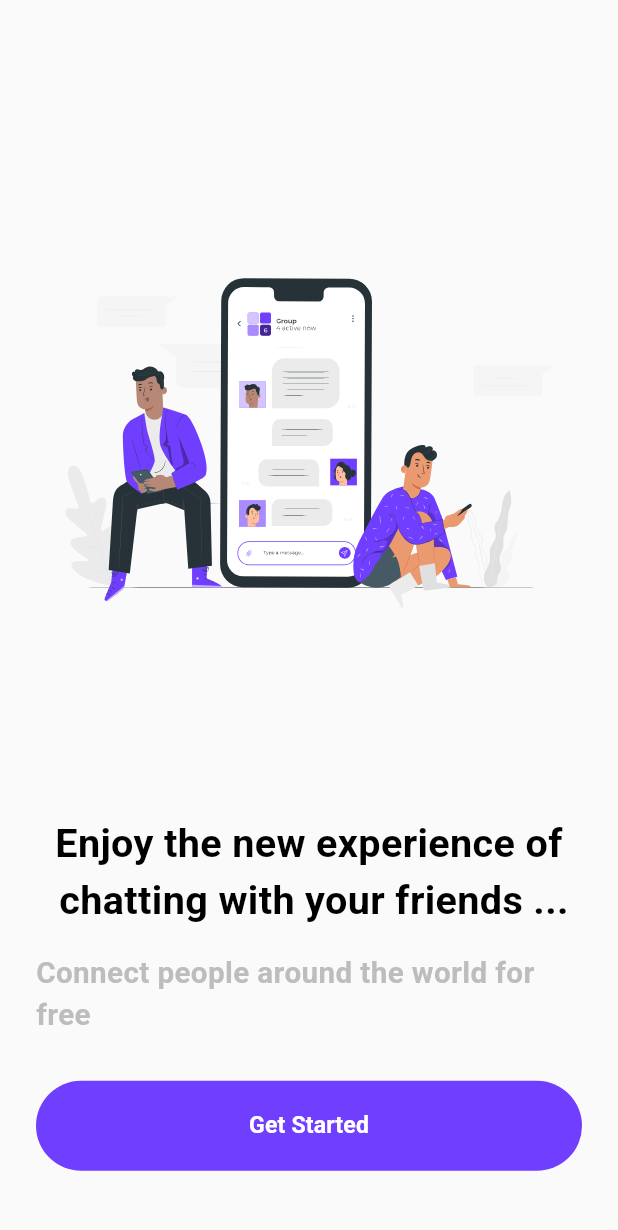
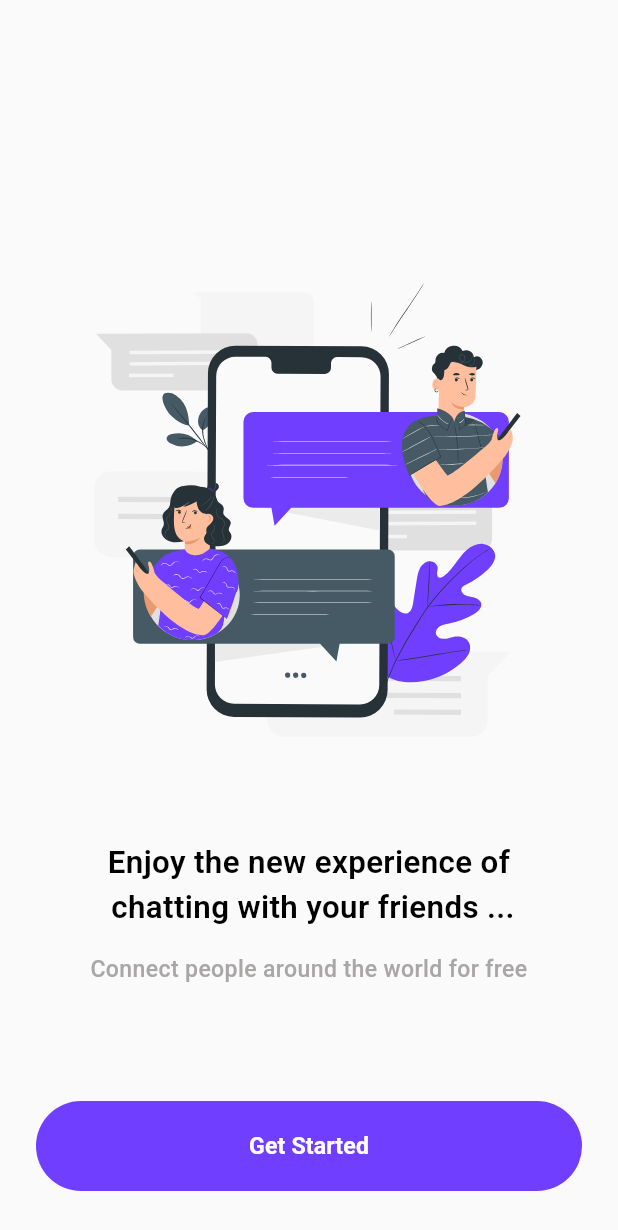
Before and after one commit to AhmedTawfek/Flutter-Chatting, a Flutter app: the screen it shows after launch, on a phone screen of 412 x 824 dp. Shown: the top 1230 px of the screen. Run offline on Flutter 3.47's test engine with Material 3 defaults, Android fonts, the phone set to English and light mode, and no system bars; our stand-ins replace cached_network_image, cloud_firestore, firebase_auth, firebase_core, flutter_bloc, flutter_screenutil and 3 more; accounts and stored records are empty; generated files the repository leaves out were written again.

Commit message:
Changed onboarding screen background image.

```diff
--- a/lib/core/data/networking/api_constants.dart
+++ b/lib/core/data/networking/api_constants.dart
@@ -2,6 +2,6 @@ class ApiConstants{
 
   static const String chatsCollection = "chats";
   static const String usersCollection = "chats";
-
+  static const String messagesCollection = "messages";
 
 }
--- a/lib/core/presentation/widgets_common/chat_list_item.dart
+++ b/lib/core/presentation/widgets_common/chat_list_item.dart
@@ -25,7 +25,6 @@ class ChatListItem extends StatelessWidget {
               child: InkWell(
                 borderRadius: BorderRadius.circular(10), // ✅ Ensures ripple effect respects border radius
                 onTap: () {
-                  print('Item clicked is $chatListModel');
                   onItemClicked(chatListModel);
                 },
             child: Padding(
--- a/lib/presentation/ui/chat_list/chat_list_screen.dart
+++ b/lib/presentation/ui/chat_list/chat_list_screen.dart
@@ -4,6 +4,7 @@ import 'package:chatting/data/chat/model/chat_list_model.dart';
 import 'package:flutter/material.dart';
 import 'package:flutter_bloc/flutter_bloc.dart';
 
+import '../../../core/presentation/routing/routes.dart';
 import '../../../core/presentation/theming/styles.dart';
 import 'cubit/chat_list_cubit.dart';
 import 'cubit/chat_list_state.dart';
@@ -76,7 +77,7 @@ class _ChatListScreenState extends State<ChatListScreen> {
               itemCount: chatList.length,
               itemBuilder: (context, index) {
                 return ChatListItem(chatListModel: chatList[index],onItemClicked: (chatListModel){
-                  print('Callback returned model =${chatListModel.chatTitle}');
+                  Navigator.of(context).pushNamed(Routes.chatScreen,arguments: chatListModel);
                 },);
               },
               separatorBuilder: (context, index) => const SizedBox(height: 10),
--- a/lib/presentation/ui/onboarding/onboarding_screen.dart
+++ b/lib/presentation/ui/onboarding/onboarding_screen.dart
@@ -3,6 +3,7 @@ import 'package:chatting/core/presentation/theming/color_manager.dart';
 import 'package:chatting/core/presentation/widgets_common/primary_button.dart';
 import 'package:chatting/presentation/ui/auth/login_screen.dart';
 import 'package:flutter/material.dart';
+import 'package:flutter_screenutil/flutter_screenutil.dart';
 import 'package:flutter_svg/flutter_svg.dart';
 
 import '../../../core/presentation/theming/styles.dart';
@@ -15,20 +16,22 @@ class OnboardingScreen extends StatelessWidget {
     return Scaffold(
         backgroundColor: ColorManager.background,
         body: Padding(
-            padding: const EdgeInsets.symmetric(horizontal: 24),
+            padding: const EdgeInsets.only(top: 100,left: 24,right: 24),
             child: Column(
               mainAxisAlignment: MainAxisAlignment.center,
+              crossAxisAlignment: CrossAxisAlignment.center,
               children: [
                 SvgPicture.asset("assets/images/onboarding_background.svg"),
                 Text(
                     "Enjoy the new experience of\n chatting with your friends ...",
                     textAlign: TextAlign.center,
-                    style: TextStyles.heading1),
+                    style: TextStyles.heading3.copyWith(fontWeight: FontWeight.w600,fontSize: 19.sp)),
                 const SizedBox(height: 15),
                 Text("Connect people around the world for free",
-                    style: TextStyles.heading3
-                        .copyWith(color: ColorManager.darkGrey)),
-                const SizedBox(height: 30),
+                    style: TextStyles.heading3.copyWith(fontWeight: FontWeight.w500,fontSize: 14.sp)
+                        .copyWith(color: const Color(0xFFA9A6A6)),
+                textAlign: TextAlign.center,),
+                const Expanded(child: SizedBox()),
                 PrimaryButton(
                   isEnabled: true,
                   isLoading: false,
@@ -37,6 +40,7 @@ class OnboardingScreen extends StatelessWidget {
                     Navigator.of(context).pushNamed(Routes.chatListScreen);
                   },
                 ),
+                const SizedBox(height: 30)
               ],
             )));
   }
```
Also changed, not shown: lib/core/presentation/routing/app_router.dart (+6 -1 lines), lib/data/chat/remote/ChatFireStoreDataSource.dart (+14 -0 lines), lib/presentation/ui/chat/chat_screen.dart (+6 -2 lines), lib/presentation/ui/chat_list/cubit/chat_list_cubit.dart (+1 -6 lines), assets/images/onboarding_background.svg, lib/core/presentation/widgets_common/primary_button.dart (line endings or trailing spaces).
